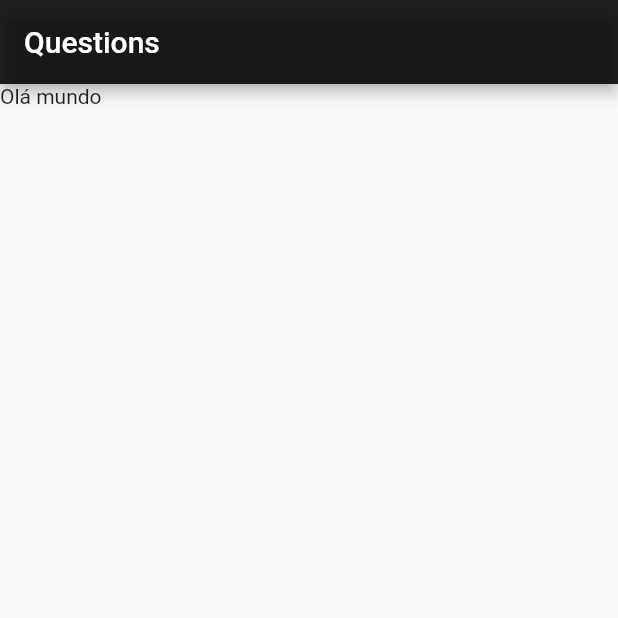
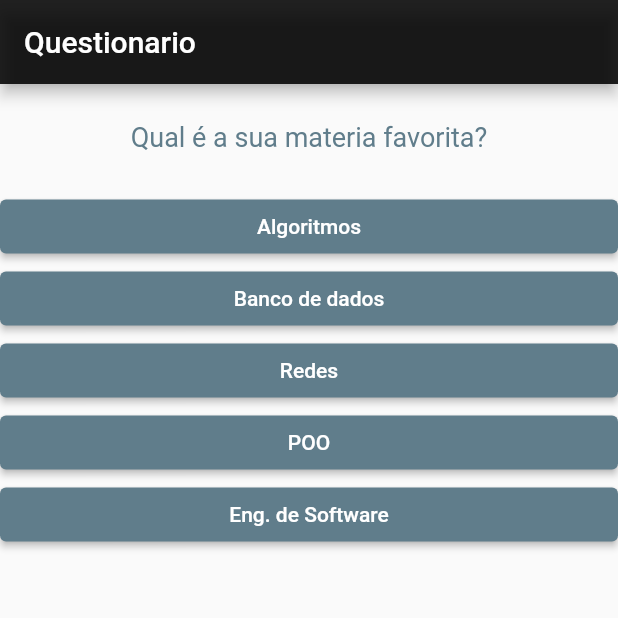
Before and after one commit to faamaral/questions-app, a Flutter app: the screen it shows after launch, on a phone screen of 412 x 824 dp, the top half of it. Run offline on Flutter 3.47's test engine with Material 2 defaults, Android fonts, the phone set to English and light mode, and no system bars.

Commit message:
finish v1.0

```diff
--- /dev/null
+++ b/lib/answer.dart
@@ -0,0 +1,26 @@
+import 'package:flutter/material.dart';
+
+class Answer extends StatelessWidget {
+  final String text;
+  final void Function() onSelect;
+  Answer(this.text, this.onSelect);
+  @override
+  Widget build(BuildContext context) {
+    return Container(
+      width: double.infinity,
+      child: ElevatedButton(
+        style: ElevatedButton.styleFrom(
+          primary: Colors.blueGrey,
+
+        ),
+        child: Text(
+          text,
+          style: TextStyle(
+            fontSize: 14
+        ),
+        ),
+        onPressed: onSelect,
+      ),
+    );
+  }
+}
--- a/lib/main.dart
+++ b/lib/main.dart
@@ -1,22 +1,81 @@
 import 'package:flutter/material.dart';
+import 'package:questions/questionary.dart';
+import 'package:questions/result.dart';
+
+import './question.dart';
+import './answer.dart';
 
 main() {
-  runApp(new QuestionsApp());
+  runApp(new _QuestionsApp());
 }
 
-class QuestionsApp extends StatelessWidget {
+class __QuestionsAppState extends State<_QuestionsApp> {
   final String msg = "Olá mundo";
+  var _selectedQuestion = 0;
+  var _totalScore = 0;
+
+  final _questions = const [
+    {
+      'text': 'Qual é a sua materia favorita?',
+      'answers': [
+        {'text': 'Algoritmos', 'score': 10},
+        {'text': 'Banco de dados', 'score': 8},
+        {'text': 'Redes', 'score': 6},
+        {'text': 'POO', 'score': 4},
+        {'text': 'Eng. de Software', 'score': 2}
+      ]
+    },
+    {
+      'text': 'Você ja reprovou em alguma das materias anteriores?',
+      'answers': [
+        {'text': 'Sim', 'score': 1},
+        {'text': 'Não', 'score': 10}
+      ]
+    }
+  ];
+
+  bool get haveSelectedQuestion {
+    return _selectedQuestion < _questions.length;
+  }
+
+  void restartQuestionary() {
+    setState(() {
+      this._selectedQuestion = 0;
+      this._totalScore = 0;
+    });
+  }
+
+  void _answer(int score) {
+    if (haveSelectedQuestion) {
+      setState(() {
+        _selectedQuestion += 1;
+        _totalScore += score;
+      });
+    }
+  }
 
   @override
   Widget build(BuildContext context) {
     return new MaterialApp(
       home: Scaffold(
-        appBar: AppBar(
-          title: Text("Questions"),
-          backgroundColor: Colors.black87,
-        ),
-        body: Text(msg),
-      ),
+          appBar: AppBar(
+            title: Text("Questionario"),
+            backgroundColor: Colors.black87,
+          ),
+          body: haveSelectedQuestion
+              ? Questionary(
+                  selectedQuestion: _selectedQuestion,
+                  questions: _questions,
+                  answer: _answer)
+              : Result(_totalScore, restartQuestionary)),
     );
   }
 }
+
+class _QuestionsApp extends StatefulWidget {
+  @override
+  __QuestionsAppState createState() {
+    // TODO: implement createState
+    return __QuestionsAppState();
+  }
+}
--- /dev/null
+++ b/lib/question.dart
@@ -0,0 +1,21 @@
+import 'package:flutter/material.dart';
+
+class Question extends StatelessWidget {
+  final String text;
+  Question(this.text);
+  @override
+  Widget build(BuildContext context) {
+    return Container(
+      width: double.infinity,
+      margin: EdgeInsets.all(25),
+      child: Text(
+        text,
+        style: TextStyle(
+          fontSize: 18,
+          color: Colors.blueGrey,
+        ),
+        textAlign: TextAlign.center,
+      ),
+    );
+  }
+}
--- /dev/null
+++ b/lib/questionary.dart
@@ -0,0 +1,32 @@
+import 'package:flutter/material.dart';
+import 'package:questions/answer.dart';
+import 'package:questions/question.dart';
+
+class Questionary extends StatelessWidget {
+  final int selectedQuestion;
+  final List<Map<String, Object>> questions;
+  final void Function(int) answer;
+
+  Questionary({
+    @required this.selectedQuestion,
+    @required this.questions,
+    @required this.answer
+    });
+
+    bool get haveSelectedQuestion {
+    return selectedQuestion < questions.length;
+  }
+  @override
+  Widget build(BuildContext context) {
+    List<Map<String, Object>> answers =
+        haveSelectedQuestion ?
+         questions[selectedQuestion]['answers'] :
+          null;
+    return Column(
+      children: [
+        Question(questions[selectedQuestion]['text']),
+        ...answers.map((e) => Answer(e['text'], () => answer(e['score']))).toList(),
+      ],
+    );
+  }
+}
```
Also changed, not shown: lib/result.dart (added, +43 -0 lines).
